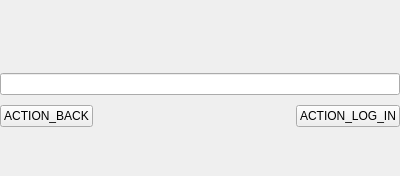
Old version of the form parsec/core/gui/forms/login_password_input_widget.ui in the repository Scille/parsec-cloud.
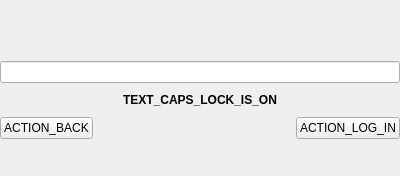
New version of the form.

Commit message: [GUI] Detect caps lock when entering a password

Patch:
```diff
--- a/parsec/core/gui/forms/login_password_input_widget.ui
+++ b/parsec/core/gui/forms/login_password_input_widget.ui
@@ -68,6 +68,22 @@
      </property>
     </widget>
    </item>
+   <item>
+    <widget class="QLabel" name="label_caps_lock">
+     <property name="font">
+      <font>
+       <weight>75</weight>
+       <bold>true</bold>
+      </font>
+     </property>
+     <property name="text">
+      <string>TEXT_CAPS_LOCK_IS_ON</string>
+     </property>
+     <property name="alignment">
+      <set>Qt::AlignCenter</set>
+     </property>
+    </widget>
+   </item>
    <item>
     <layout class="QHBoxLayout" name="horizontalLayout">
      <property name="spacing">
```
The commit also changes 7 other files.
